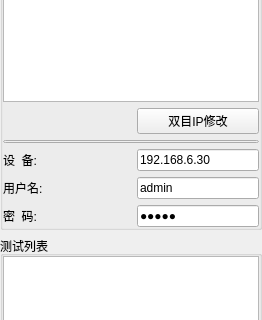
Old version of the form 3_script/python/GUI/qt/test_case/oqc_tool/w21_dev_and_test.ui in the repository Ziv-Android/Note; both pictures show x 0 to 262 and y 178 to 498 of the 262 by 822 pixel window.
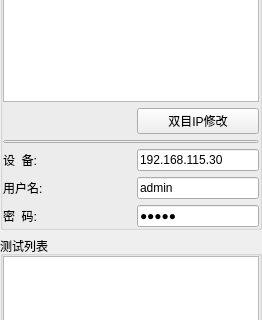
New version of the form.

Diff of the .ui file:
```diff
--- a/3_script/python/GUI/qt/test_case/oqc_tool/w21_dev_and_test.ui
+++ b/3_script/python/GUI/qt/test_case/oqc_tool/w21_dev_and_test.ui
@@ -94,7 +94,7 @@
       <item row="6" column="1">
        <widget class="QLineEdit" name="pDevHostEdit">
         <property name="text">
-         <string>192.168.6.30</string>
+         <string>192.168.115.30</string>
         </property>
        </widget>
       </item>
```
